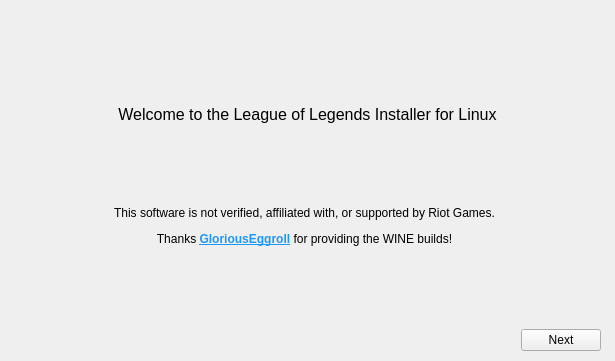
Old version of the form src/installer.ui in the repository polkaulfield/lol-for-linux-installer.
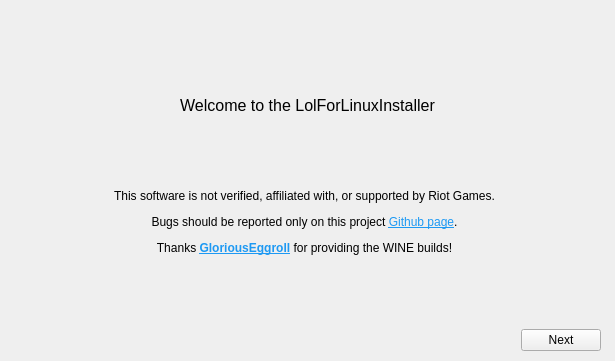
New version of the form. The open tabs and pages were chosen to show the change. Icons and pictures are not drawn.

Patch:
```diff
--- a/src/installer.ui
+++ b/src/installer.ui
@@ -148,7 +148,7 @@
                 <enum>QFrame::Plain</enum>
                </property>
                <property name="text">
-                <string>&lt;html&gt;&lt;head/&gt;&lt;body&gt;&lt;p align=&quot;center&quot;&gt;This software is not verified, affiliated with, or supported by Riot Games.&lt;/p&gt;&lt;p align=&quot;center&quot;&gt;Thanks &lt;a href=&quot;https://github.com/gloriouseggroll&quot;&gt;&lt;span style=&quot; font-weight:704; text-decoration: underline; color:#1d99f3;&quot;&gt;GloriousEggroll&lt;/span&gt;&lt;/a&gt; for providing the WINE builds!&lt;/p&gt;&lt;/body&gt;&lt;/html&gt;</string>
+                <string>&lt;html&gt;&lt;head/&gt;&lt;body&gt;&lt;p align=&quot;center&quot;&gt;This software is not verified, affiliated with, or supported by Riot Games.&lt;/p&gt;&lt;p align=&quot;center&quot;&gt;Bugs should be reported only on this project &lt;a href=&quot;https://github.com/kassindornelles/lol-for-linux-installer/issues&quot;&gt;&lt;span style=&quot; text-decoration: underline; color:#1d99f3;&quot;&gt;Github page&lt;/span&gt;&lt;/a&gt;.&lt;/p&gt;&lt;p align=&quot;center&quot;&gt;Thanks &lt;a href=&quot;https://github.com/gloriouseggroll&quot;&gt;&lt;span style=&quot; font-weight:704; text-decoration: underline; color:#1d99f3;&quot;&gt;GloriousEggroll&lt;/span&gt;&lt;/a&gt; for providing the WINE builds!&lt;/p&gt;&lt;/body&gt;&lt;/html&gt;</string>
                </property>
                <property name="textFormat">
                 <enum>Qt::AutoText</enum>
@@ -175,7 +175,7 @@
                 </font>
                </property>
                <property name="text">
-                <string>&lt;html&gt;&lt;head/&gt;&lt;body&gt;&lt;p&gt;Welcome to the League of Legends Installer for Linux&lt;/p&gt;&lt;/body&gt;&lt;/html&gt;</string>
+                <string>&lt;html&gt;&lt;head/&gt;&lt;body&gt;&lt;p&gt;Welcome to the LolForLinuxInstaller&lt;/p&gt;&lt;/body&gt;&lt;/html&gt;</string>
                </property>
                <property name="alignment">
                 <set>Qt::AlignCenter</set>
```
Left out of the diff: 2 changed lines with no effect on the pictures.
